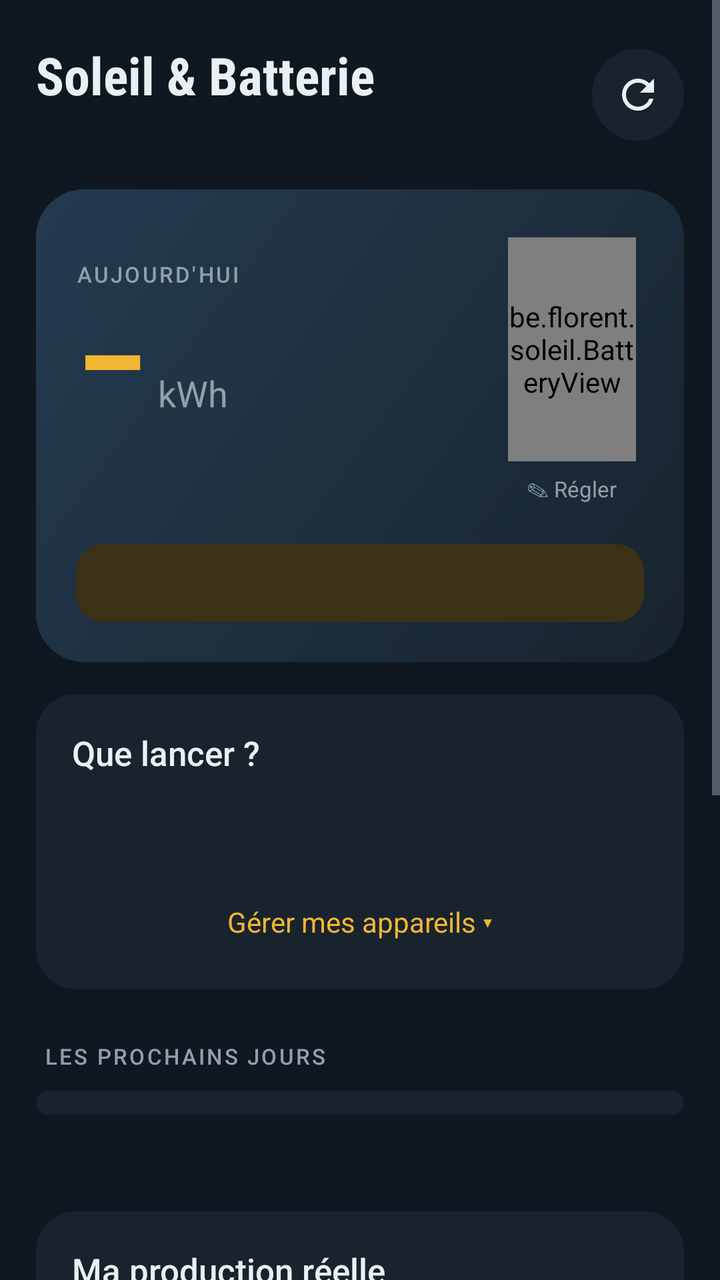
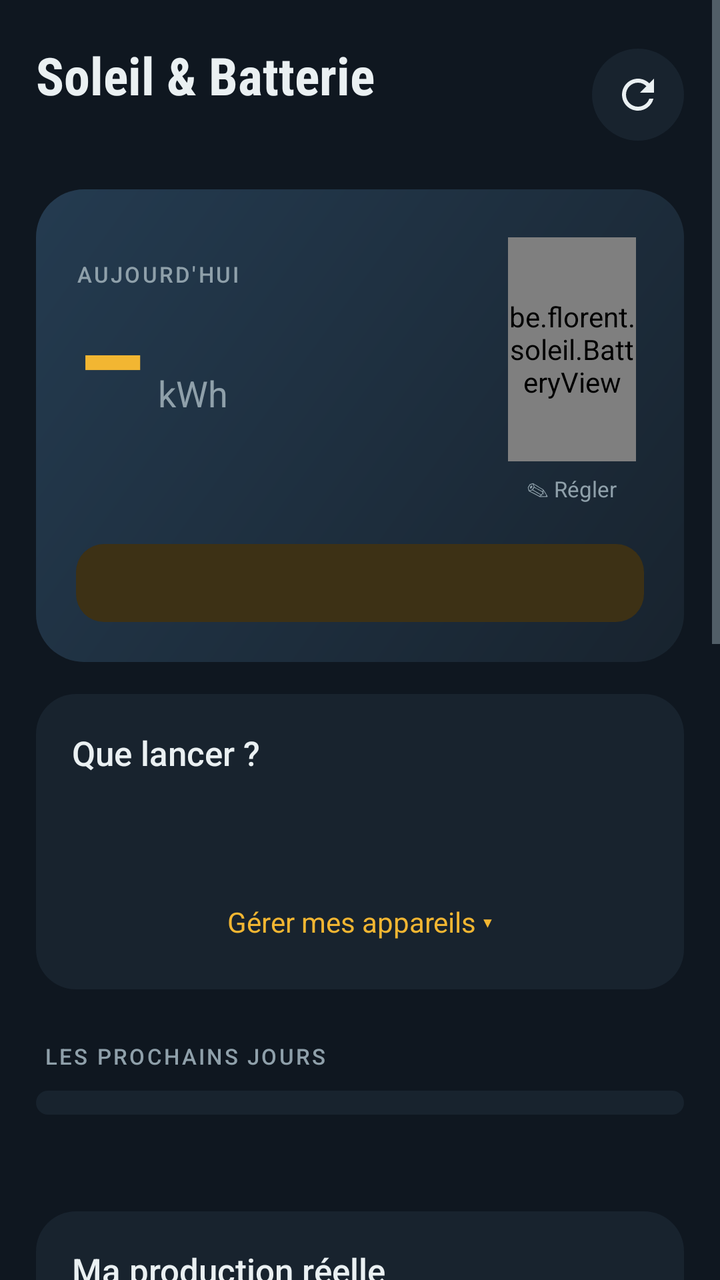

Before-and-after screenshots of an Android layout around one commit, followed by the original layout XML and the change that was made.
<!-- AndroidManifest.xml: application theme AppTheme -->
<!-- res/layout/activity_main.xml -->
<?xml version="1.0" encoding="utf-8"?>
<ScrollView xmlns:android="http://schemas.android.com/apk/res/android"
    android:layout_width="match_parent"
    android:layout_height="match_parent"
    android:background="@color/bg"
    android:fillViewport="true">

    <LinearLayout
        android:layout_width="match_parent"
        android:layout_height="wrap_content"
        android:orientation="vertical"
        android:paddingStart="18dp"
        android:paddingEnd="18dp"
        android:paddingTop="20dp"
        android:paddingBottom="32dp">

        
        <LinearLayout
            android:layout_width="match_parent"
            android:layout_height="wrap_content"
            android:gravity="center_vertical"
            android:orientation="horizontal">

            <LinearLayout
                android:layout_width="0dp"
                android:layout_height="wrap_content"
                android:layout_weight="1"
                android:orientation="vertical">

                <TextView
                    android:layout_width="wrap_content"
                    android:layout_height="wrap_content"
                    android:fontFamily="sans-serif-condensed"
                    android:text="Soleil &amp; Batterie"
                    android:textColor="@color/fg"
                    android:textSize="26sp"
                    android:textStyle="bold" />

                <TextView
                    android:id="@+id/subtitle"
                    android:layout_width="wrap_content"
                    android:layout_height="wrap_content"
                    android:layout_marginTop="2dp"
                    android:textColor="@color/muted"
                    android:textSize="13sp" />
            </LinearLayout>

            <ImageButton
                android:id="@+id/refresh"
                android:layout_width="46dp"
                android:layout_height="46dp"
                android:background="@drawable/round_btn"
                android:contentDescription="Actualiser"
                android:src="@drawable/ic_refresh" />
        </LinearLayout>

        
        <LinearLayout
            android:layout_width="match_parent"
            android:layout_height="wrap_content"
            android:layout_marginTop="20dp"
            android:background="@drawable/hero_bg"
            android:orientation="vertical"
            android:padding="20dp">

            <LinearLayout
                android:layout_width="match_parent"
                android:layout_height="wrap_content"
                android:gravity="center_vertical"
                android:orientation="horizontal">

                <LinearLayout
                    android:layout_width="0dp"
                    android:layout_height="wrap_content"
                    android:layout_weight="1"
                    android:orientation="vertical">

                    <TextView
                        style="@style/Label"
                        android:text="Aujourd'hui" />

                    <LinearLayout
                        android:layout_width="wrap_content"
                        android:layout_height="wrap_content"
                        android:baselineAligned="true"
                        android:orientation="horizontal">

                        <TextView
                            android:id="@+id/kwh"
                            android:layout_width="wrap_content"
                            android:layout_height="wrap_content"
                            android:fontFamily="sans-serif-condensed"
                            android:includeFontPadding="false"
                            android:text="–"
                            android:textColor="@color/sun"
                            android:textSize="64sp"
                            android:textStyle="bold" />

                        <TextView
                            android:layout_width="wrap_content"
                            android:layout_height="wrap_content"
                            android:layout_marginStart="6dp"
                            android:text="kWh"
                            android:textColor="@color/muted"
                            android:textSize="18sp" />
                    </LinearLayout>

                    <TextView
                        android:id="@+id/meta"
                        android:layout_width="wrap_content"
                        android:layout_height="wrap_content"
                        android:layout_marginTop="4dp"
                        android:textColor="@color/fg"
                        android:textSize="13sp" />
                </LinearLayout>

                <LinearLayout
                    android:id="@+id/batteryBox"
                    android:layout_width="wrap_content"
                    android:layout_height="wrap_content"
                    android:layout_marginStart="12dp"
                    android:background="?android:attr/selectableItemBackground"
                    android:gravity="center_horizontal"
                    android:orientation="vertical"
                    android:padding="4dp">

                    <be.florent.soleil.BatteryView
                        android:id="@+id/battery"
                        android:layout_width="64dp"
                        android:layout_height="112dp" />

                    <TextView
                        android:id="@+id/batteryLabel"
                        android:layout_width="wrap_content"
                        android:layout_height="wrap_content"
                        android:layout_marginTop="6dp"
                        android:text="✎ Régler"
                        android:textColor="@color/muted"
                        android:textSize="11sp" />
                </LinearLayout>
            </LinearLayout>

            <TextView
                android:id="@+id/verdict"
                android:layout_width="match_parent"
                android:layout_height="wrap_content"
                android:layout_marginTop="16dp"
                android:background="@drawable/pill_low"
                android:fontFamily="sans-serif-medium"
                android:paddingStart="14dp"
                android:paddingTop="10dp"
                android:paddingEnd="14dp"
                android:paddingBottom="10dp"
                android:textColor="@color/sun"
                android:textSize="14sp" />
        </LinearLayout>

        
        <LinearLayout
            android:layout_width="match_parent"
            android:layout_height="wrap_content"
            android:layout_marginTop="16dp"
            android:background="@drawable/card_bg"
            android:orientation="vertical"
            android:paddingTop="18dp"
            android:paddingBottom="12dp">

            <TextView
                style="@style/CardTitle"
                android:layout_marginStart="18dp"
                android:text="Que lancer ?" />

            <HorizontalScrollView
                android:layout_width="match_parent"
                android:layout_height="wrap_content"
                android:layout_marginTop="12dp"
                android:clipToPadding="false"
                android:paddingStart="18dp"
                android:paddingEnd="18dp"
                android:scrollbars="none">

                <LinearLayout
                    android:id="@+id/appDays"
                    android:layout_width="wrap_content"
                    android:layout_height="wrap_content"
                    android:orientation="horizontal" />
            </HorizontalScrollView>

            <TextView
                android:id="@+id/appSummary"
                style="@style/Body"
                android:layout_marginStart="18dp"
                android:layout_marginTop="12dp"
                android:layout_marginEnd="18dp"
                android:textColor="@color/fg" />

            <LinearLayout
                android:id="@+id/appList"
                android:layout_width="match_parent"
                android:layout_height="wrap_content"
                android:layout_marginTop="6dp"
                android:orientation="vertical"
                android:paddingStart="18dp"
                android:paddingEnd="18dp" />

            <TextView
                android:id="@+id/appManage"
                android:layout_width="match_parent"
                android:layout_height="wrap_content"
                android:layout_marginTop="4dp"
                android:background="?android:attr/selectableItemBackground"
                android:gravity="center"
                android:padding="12dp"
                android:text="Gérer mes appareils ▾"
                android:textColor="@color/sun"
                android:textSize="14sp" />
        </LinearLayout>

        
        <TextView
            style="@style/Label"
            android:layout_marginStart="4dp"
            android:layout_marginTop="26dp"
            android:layout_marginBottom="10dp"
            android:text="Les prochains jours" />

        <LinearLayout
            android:id="@+id/days"
            android:layout_width="match_parent"
            android:layout_height="wrap_content"
            android:background="@drawable/card_bg"
            android:orientation="vertical"
            android:paddingStart="16dp"
            android:paddingTop="6dp"
            android:paddingEnd="16dp"
            android:paddingBottom="6dp" />

        <TextView
            android:id="@+id/status"
            android:layout_width="match_parent"
            android:layout_height="wrap_content"
            android:layout_marginTop="10dp"
            android:gravity="center"
            android:textColor="@color/muted"
            android:textSize="12sp" />

        
        <LinearLayout
            android:layout_width="match_parent"
            android:layout_height="wrap_content"
            android:layout_marginTop="22dp"
            android:background="@drawable/card_bg"
            android:orientation="vertical"
            android:padding="18dp">

            <TextView
                style="@style/CardTitle"
                android:text="Ma production réelle" />

            <TextView
                style="@style/Body"
                android:layout_marginTop="4dp"
                android:text="Entre ce que l'onduleur a vraiment produit un jour de la semaine passée : l'appli ajuste toutes ses prévisions (ombrage, saleté, rendement)." />

            <LinearLayout
                android:layout_width="match_parent"
                android:layout_height="wrap_content"
                android:layout_marginTop="14dp"
                android:orientation="horizontal">

                <LinearLayout
                    android:layout_width="0dp"
                    android:layout_height="wrap_content"
                    android:layout_marginEnd="8dp"
                    android:layout_weight="1"
                    android:orientation="vertical">

                    <TextView
                        style="@style/Label"
                        android:layout_marginBottom="6dp"
                        android:text="Jour" />

                    <EditText
                        android:id="@+id/calDate"
                        style="@style/Field"
                        android:cursorVisible="false"
                        android:focusable="false"
                        android:inputType="none" />
                </LinearLayout>

                <LinearLayout
                    android:layout_width="0dp"
                    android:layout_height="wrap_content"
                    android:layout_marginStart="8dp"
                    android:layout_weight="1"
                    android:orientation="vertical">

                    <TextView
                        style="@style/Label"
                        android:layout_marginBottom="6dp"
                        android:text="Produit (kWh)" />

                    <EditText
                        android:id="@+id/calKwh"
                        style="@style/Field"
                        android:hint="ex. 3,4"
                        android:inputType="numberDecimal" />
                </LinearLayout>
            </LinearLayout>

            <Button
                android:id="@+id/calBtn"
                style="@style/PrimaryButton"
                android:layout_marginTop="14dp"
                android:text="Ajuster les prévisions" />

            <TextView
                android:id="@+id/calOut"
                style="@style/Body"
                android:layout_marginTop="8dp"
                android:gravity="center"
                android:visibility="gone" />

            <TextView
                android:id="@+id/calSummary"
                style="@style/Body"
                android:layout_marginTop="16dp"
                android:fontFamily="sans-serif-medium"
                android:textColor="@color/fg"
                android:visibility="gone" />

            <LinearLayout
                android:id="@+id/calList"
                android:layout_width="match_parent"
                android:layout_height="wrap_content"
                android:orientation="vertical" />
        </LinearLayout>

        
        <LinearLayout
            android:layout_width="match_parent"
            android:layout_height="wrap_content"
            android:layout_marginTop="16dp"
            android:background="@drawable/card_bg"
            android:orientation="vertical"
            android:padding="18dp">

            <LinearLayout
                android:id="@+id/settingsHeader"
                android:layout_width="match_parent"
                android:layout_height="wrap_content"
                android:background="?android:attr/selectableItemBackground"
                android:gravity="center_vertical"
                android:orientation="horizontal">

                <LinearLayout
                    android:layout_width="0dp"
                    android:layout_height="wrap_content"
                    android:layout_weight="1"
                    android:orientation="vertical">

                    <TextView
                        style="@style/CardTitle"
                        android:text="Mon installation" />

                    <TextView
                        android:id="@+id/settingsSummary"
                        style="@style/Body"
                        android:layout_marginTop="2dp" />
                </LinearLayout>

                <TextView
                    android:id="@+id/chevron"
                    android:layout_width="wrap_content"
                    android:layout_height="wrap_content"
                    android:text="▾"
                    android:textColor="@color/muted"
                    android:textSize="22sp" />
            </LinearLayout>

            <LinearLayout
                android:id="@+id/settingsBody"
                android:layout_width="match_parent"
                android:layout_height="wrap_content"
                android:layout_marginTop="12dp"
                android:orientation="vertical"
                android:visibility="gone">

                <TextView
                    style="@style/Label"
                    android:layout_marginBottom="6dp"
                    android:text="Adresse de l'installation" />

                <LinearLayout
                    android:layout_width="match_parent"
                    android:layout_height="wrap_content"
                    android:orientation="horizontal">

                    <EditText
                        android:id="@+id/address"
                        style="@style/Field"
                        android:layout_width="0dp"
                        android:layout_weight="1"
                        android:hint="Rue, numéro, commune"
                        android:imeOptions="actionSearch"
                        android:inputType="textPostalAddress" />

                    <Button
                        android:id="@+id/findBtn"
                        style="@style/PrimaryButton"
                        android:layout_width="wrap_content"
                        android:layout_height="48dp"
                        android:layout_marginStart="8dp"
                        android:minWidth="0dp"
                        android:paddingStart="16dp"
                        android:paddingEnd="16dp"
                        android:text="Chercher" />
                </LinearLayout>

                <TextView
                    android:id="@+id/placeOut"
                    style="@style/Body"
                    android:layout_marginTop="6dp"
                    android:layout_marginBottom="16dp" />

                <LinearLayout
                    android:id="@+id/settingsGrid"
                    android:layout_width="match_parent"
                    android:layout_height="wrap_content"
                    android:orientation="vertical" />

                <TextView
                    style="@style/Body"
                    android:layout_marginTop="10dp"
                    android:text="Orientation en degrés boussole : 90 = est, 180 = sud, 270 = ouest." />

                <Button
                    android:id="@+id/saveBtn"
                    style="@style/PrimaryButton"
                    android:layout_marginTop="14dp"
                    android:text="Enregistrer" />
            </LinearLayout>
        </LinearLayout>

        <TextView
            android:layout_width="match_parent"
            android:layout_height="wrap_content"
            android:layout_marginTop="20dp"
            android:gravity="center"
            android:text="Données météo : Open-Meteo.com"
            android:textColor="@color/muted"
            android:textSize="11sp" />
    </LinearLayout>
</ScrollView>
<!-- resources referenced by this layout -->
<resources>
  <color name="bg">#0F1720</color>
  <color name="fg">#EAF0F2</color>
  <color name="muted">#8FA0AA</color>
  <color name="sun">#F2B632</color>
  <!-- drawable card_bg (drawable) -->
  <?xml version="1.0" encoding="utf-8"?>
  <shape xmlns:android="http://schemas.android.com/apk/res/android" android:shape="rectangle">
      <solid android:color="@color/card" />
      <corners android:radius="20dp" />
  </shape>
  <!-- drawable hero_bg (drawable) -->
  <?xml version="1.0" encoding="utf-8"?>
  <shape xmlns:android="http://schemas.android.com/apk/res/android" android:shape="rectangle">
      <gradient android:angle="315" android:startColor="#243B50" android:endColor="#18232E" />
      <corners android:radius="24dp" />
  </shape>
  <!-- drawable pill_low (drawable) -->
  <?xml version="1.0" encoding="utf-8"?>
  <shape xmlns:android="http://schemas.android.com/apk/res/android" android:shape="rectangle">
      <solid android:color="@color/sun_dim" />
      <corners android:radius="14dp" />
  </shape>
  <!-- drawable round_btn (drawable) -->
  <?xml version="1.0" encoding="utf-8"?>
  <ripple xmlns:android="http://schemas.android.com/apk/res/android" android:color="#33FFFFFF">
      <item>
          <shape android:shape="oval">
              <solid android:color="@color/card" />
          </shape>
      </item>
  </ripple>
  <style name="Body">
          <item name="android:layout_width">match_parent</item>
          <item name="android:layout_height">wrap_content</item>
          <item name="android:textColor">@color/muted</item>
          <item name="android:textSize">13sp</item>
          <item name="android:lineSpacingMultiplier">1.2</item>
      </style>
  <style name="CardTitle">
          <item name="android:layout_width">wrap_content</item>
          <item name="android:layout_height">wrap_content</item>
          <item name="android:textColor">@color/fg</item>
          <item name="android:textSize">17sp</item>
          <item name="android:fontFamily">sans-serif-medium</item>
      </style>
  <style name="Label">
          <item name="android:layout_width">wrap_content</item>
          <item name="android:layout_height">wrap_content</item>
          <item name="android:textColor">@color/muted</item>
          <item name="android:textSize">11sp</item>
          <item name="android:letterSpacing">0.1</item>
          <item name="android:textAllCaps">true</item>
          <item name="android:fontFamily">sans-serif-medium</item>
      </style>
  <style name="PrimaryButton">
          <item name="android:layout_width">match_parent</item>
          <item name="android:layout_height">52dp</item>
          <item name="android:background">@drawable/btn_primary</item>
          <item name="android:textColor">@color/ink</item>
          <item name="android:textSize">15sp</item>
          <item name="android:fontFamily">sans-serif-medium</item>
          <item name="android:textAllCaps">false</item>
          <item name="android:stateListAnimator">@null</item>
      </style>
  <color name="card">#18232E</color>
  <color name="sun_dim">#3D3115</color>
  <!-- drawable btn_primary (drawable) -->
  <?xml version="1.0" encoding="utf-8"?>
  <ripple xmlns:android="http://schemas.android.com/apk/res/android" android:color="#33000000">
      <item>
          <shape android:shape="rectangle">
              <solid android:color="@color/sun" />
              <corners android:radius="14dp" />
          </shape>
      </item>
  </ripple>
  <color name="ink">#0F1720</color>
  <color name="card2">#22303C</color>
  <!-- unchanged entries left out for length: 4 -->
</resources>

<!-- the commit's change to res/layout/activity_main.xml (unified diff, before → after) -->
@@ -1,5 +1,6 @@
 <?xml version="1.0" encoding="utf-8"?>
 <ScrollView xmlns:android="http://schemas.android.com/apk/res/android"
+    android:id="@+id/scroll"
     android:layout_width="match_parent"
     android:layout_height="match_parent"
     android:background="@color/bg"
@@ -153,6 +154,16 @@
                 android:paddingBottom="10dp"
                 android:textColor="@color/sun"
                 android:textSize="14sp" />
+
+            <TextView
+                android:id="@+id/tip"
+                android:layout_width="match_parent"
+                android:layout_height="wrap_content"
+                android:layout_marginTop="10dp"
+                android:lineSpacingMultiplier="1.15"
+                android:textColor="@color/fg"
+                android:textSize="14sp"
+                android:visibility="gone" />
         </LinearLayout>
 
         
@@ -246,6 +257,7 @@
 
         
         <LinearLayout
+            android:id="@+id/calCard"
             android:layout_width="match_parent"
             android:layout_height="wrap_content"
             android:layout_marginTop="22dp"
@@ -334,6 +346,106 @@
                 android:layout_width="match_parent"
                 android:layout_height="wrap_content"
                 android:orientation="vertical" />
+        </LinearLayout>
+
+        
+        <LinearLayout
+            android:layout_width="match_parent"
+            android:layout_height="wrap_content"
+            android:layout_marginTop="16dp"
+            android:background="@drawable/card_bg"
+            android:orientation="vertical"
+            android:padding="18dp">
+
+            <TextView
+                style="@style/CardTitle"
+                android:text="Rappels" />
+
+            <TextView
+                style="@style/Body"
+                android:layout_marginTop="4dp"
+                android:text="Une notification pour ne pas oublier d'encoder tes chiffres. Touche l'heure pour la changer." />
+
+            <LinearLayout
+                android:layout_width="match_parent"
+                android:layout_height="wrap_content"
+                android:layout_marginTop="14dp"
+                android:gravity="center_vertical"
+                android:orientation="horizontal">
+
+                <LinearLayout
+                    android:layout_width="0dp"
+                    android:layout_height="wrap_content"
+                    android:layout_weight="1"
+                    android:orientation="vertical">
+
+                    <TextView
+                        android:layout_width="wrap_content"
+                        android:layout_height="wrap_content"
+                        android:text="Le matin : niveau de batterie"
+                        android:textColor="@color/fg"
+                        android:textSize="15sp" />
+
+                    <TextView
+                        android:id="@+id/remMorningTime"
+                        android:layout_width="wrap_content"
+                        android:layout_height="wrap_content"
+                        android:layout_marginTop="2dp"
+                        android:background="?android:attr/selectableItemBackground"
+                        android:paddingTop="4dp"
+                        android:paddingBottom="4dp"
+                        android:textColor="@color/sun"
+                        android:textSize="14sp" />
+                </LinearLayout>
+
+                <Switch
+                    android:id="@+id/remMorningOn"
+                    android:layout_width="wrap_content"
+                    android:layout_height="wrap_content"
+                    android:contentDescription="Le matin : niveau de batterie"
+                    android:thumbTint="@color/sun"
+                    android:trackTint="@color/line" />
+            </LinearLayout>
+            <LinearLayout
+                android:layout_width="match_parent"
+                android:layout_height="wrap_content"
+                android:layout_marginTop="14dp"
+                android:gravity="center_vertical"
+                android:orientation="horizontal">
+
+                <LinearLayout
+                    android:layout_width="0dp"
+                    android:layout_height="wrap_content"
+                    android:layout_weight="1"
+                    android:orientation="vertical">
+
+                    <TextView
+                        android:layout_width="wrap_content"
+                        android:layout_height="wrap_content"
+                        android:text="Le soir : production du jour"
+                        android:textColor="@color/fg"
+                        android:textSize="15sp" />
+
+                    <TextView
+                        android:id="@+id/remEveningTime"
+                        android:layout_width="wrap_content"
+                        android:layout_height="wrap_content"
+                        android:layout_marginTop="2dp"
+                        android:background="?android:attr/selectableItemBackground"
+                        android:paddingTop="4dp"
+                        android:paddingBottom="4dp"
+                        android:textColor="@color/sun"
+                        android:textSize="14sp" />
+                </LinearLayout>
+
+                <Switch
+                    android:id="@+id/remEveningOn"
+                    android:layout_width="wrap_content"
+                    android:layout_height="wrap_content"
+                    android:contentDescription="Le soir : production du jour"
+                    android:thumbTint="@color/sun"
+                    android:trackTint="@color/line" />
+            </LinearLayout>
         </LinearLayout>
 
         
<!-- resource entries referenced after the edit -->
@@ -2,6 +2,7 @@
 <resources>
   <color name="bg">#0F1720</color>
   <color name="fg">#EAF0F2</color>
+  <color name="line">#2A3844</color>
   <color name="muted">#8FA0AA</color>
   <color name="sun">#F2B632</color>
   <!-- drawable card_bg (drawable) -->
